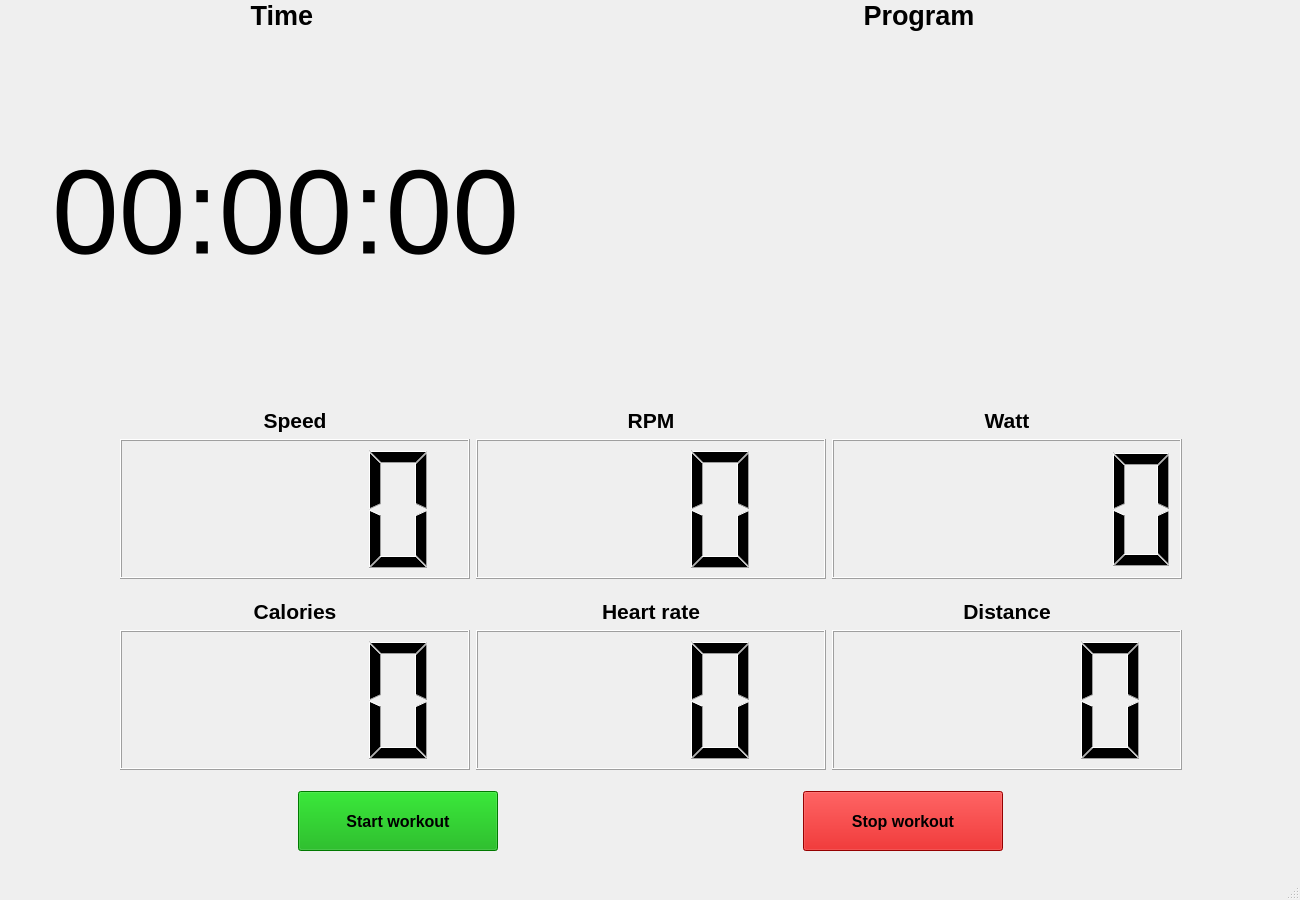
Qt form resources/workoutwindow.ui (CGodiksen/exercise-bike-logger) before a commit.
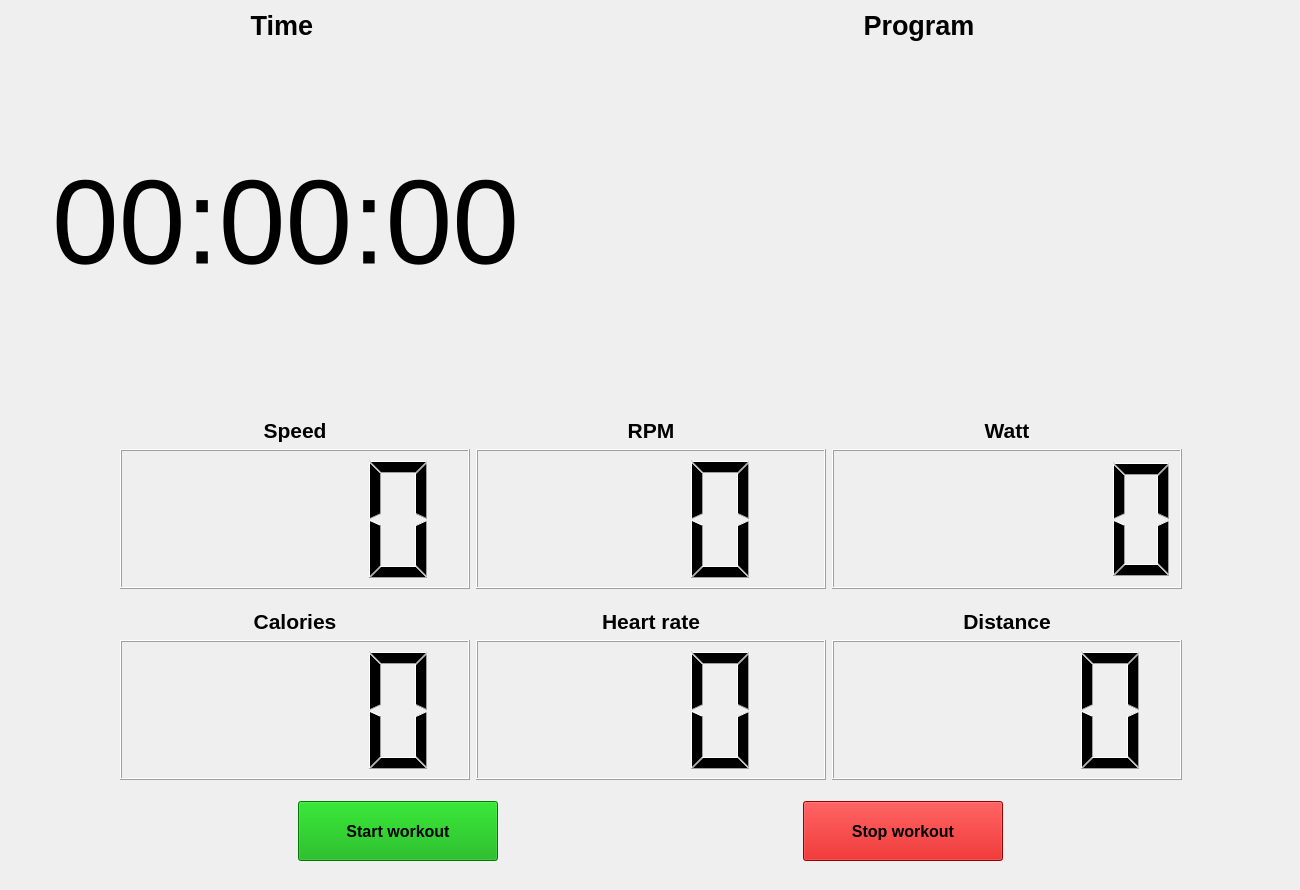
The same form after that commit. Custom widgets are drawn as their Qt base class.

Commit message:
Made purely cosmetic changes to the UI.
Removed labels from dialog windows and removed some unused status bars.

The edit to the form file:
```diff
--- a/resources/workoutwindow.ui
+++ b/resources/workoutwindow.ui
@@ -7,7 +7,7 @@
     <x>0</x>
     <y>0</y>
     <width>1300</width>
-    <height>900</height>
+    <height>890</height>
    </rect>
   </property>
   <property name="windowTitle">
@@ -18,7 +18,7 @@
     <property name="geometry">
      <rect>
       <x>0</x>
-      <y>0</y>
+      <y>10</y>
       <width>1301</width>
       <height>851</height>
      </rect>
@@ -673,7 +673,6 @@
     </rect>
    </property>
   </widget>
-  <widget class="QStatusBar" name="statusbar"/>
  </widget>
  <customwidgets>
   <customwidget>
```
The commit also changes 4 other files.
